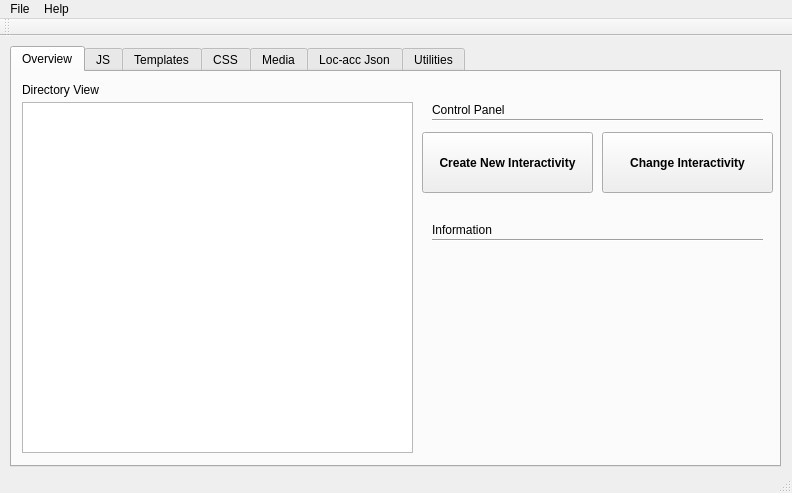
Old version of the form mainwindow.ui in the repository vihangpatel/WatchDog2.
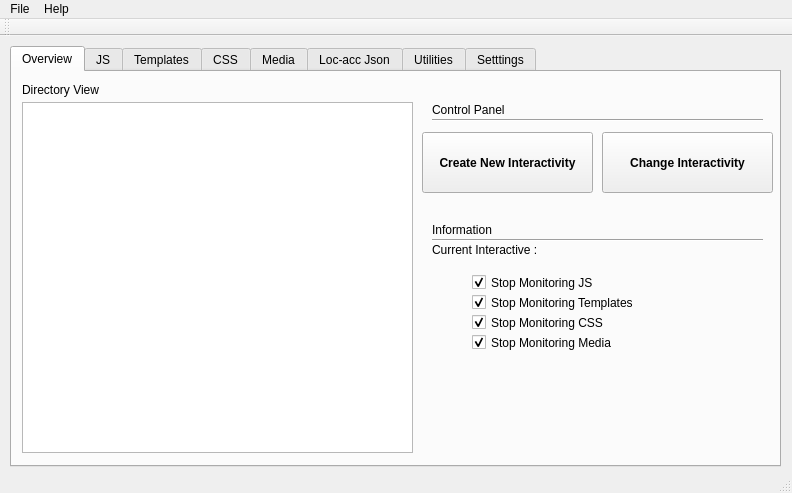
New version of the form. The open tabs and pages were chosen to show the change. Icons and pictures are not drawn.

Commit message: Stop monitoring functionalities are added.

```diff
--- a/mainwindow.ui
+++ b/mainwindow.ui
@@ -154,6 +154,118 @@
        <enum>Qt::Horizontal</enum>
       </property>
      </widget>
+     <widget class="QLabel" name="label_42">
+      <property name="geometry">
+       <rect>
+        <x>420</x>
+        <y>170</y>
+        <width>111</width>
+        <height>16</height>
+       </rect>
+      </property>
+      <property name="text">
+       <string>Current Interactive :</string>
+      </property>
+     </widget>
+     <widget class="QLabel" name="label_interActiveName">
+      <property name="geometry">
+       <rect>
+        <x>530</x>
+        <y>170</y>
+        <width>211</width>
+        <height>16</height>
+       </rect>
+      </property>
+      <property name="font">
+       <font>
+        <weight>75</weight>
+        <bold>true</bold>
+       </font>
+      </property>
+      <property name="text">
+       <string/>
+      </property>
+     </widget>
+     <widget class="QCheckBox" name="cb_stopJSMonitor">
+      <property name="geometry">
+       <rect>
+        <x>460</x>
+        <y>200</y>
+        <width>181</width>
+        <height>21</height>
+       </rect>
+      </property>
+      <property name="text">
+       <string>Stop Monitoring JS</string>
+      </property>
+      <property name="icon">
+       <iconset resource="resources.qrc">
+        <normaloff>:/images/lock-48.png</normaloff>:/images/lock-48.png</iconset>
+      </property>
+      <property name="checked">
+       <bool>true</bool>
+      </property>
+     </widget>
+     <widget class="QCheckBox" name="cb_stopTmpltMonitir">
+      <property name="geometry">
+       <rect>
+        <x>460</x>
+        <y>220</y>
+        <width>181</width>
+        <height>21</height>
+       </rect>
+      </property>
+      <property name="text">
+       <string>Stop Monitoring Templates</string>
+      </property>
+      <property name="icon">
+       <iconset resource="resources.qrc">
+        <normaloff>:/images/lock-48.png</normaloff>:/images/lock-48.png</iconset>
+      </property>
+      <property name="checked">
+       <bool>true</bool>
+      </property>
+     </widget>
+     <widget class="QCheckBox" name="cb_stopCSSMonitor">
+      <property name="geometry">
+       <rect>
+        <x>460</x>
+        <y>240</y>
+        <width>181</width>
+        <height>21</height>
+       </rect>
+      </property>
+      <property name="text">
+       <string>Stop Monitoring CSS</string>
+      </property>
+      <property name="icon">
+       <iconset resource="resources.qrc">
+        <normaloff>:/images/lock-48.png</normaloff>:/images/lock-48.png</iconset>
+      </property>
+      <property name="checked">
+       <bool>true</bool>
+      </property>
+     </widget>
+     <widget class="QCheckBox" name="cs_stopMediaMonitor">
+      <property name="geometry">
+       <rect>
+        <x>460</x>
+        <y>260</y>
+        <width>181</width>
+        <height>21</height>
+       </rect>
+      </property>
+      <property name="text">
+       <string>Stop Monitoring Media</string>
+      </property>
+      <property name="icon">
+       <iconset resource="resources.qrc">
+        <normaloff>:/images/lock-48.png</normaloff>:/images/lock-48.png</iconset>
+      </property>
+      <property name="checked">
+       <bool>true</bool>
+      </property>
+     </widget>
     </widget>
     <widget class="QWidget" name="tab_2">
      <attribute name="title">
@@ -1850,6 +1962,15 @@
       </widget>
      </widget>
     </widget>
+    <widget class="QWidget" name="tab_11">
+     <attribute name="icon">
+      <iconset resource="resources.qrc">
+       <normaloff>:/images/settings-48.png</normaloff>:/images/settings-48.png</iconset>
+     </attribute>
+     <attribute name="title">
+      <string>Setttings</string>
+     </attribute>
+    </widget>
    </widget>
   </widget>
   <widget class="QMenuBar" name="menuBar">
```
Left out of the diff: 116 changed lines with no effect on the pictures. The commit also changes 11 other files.
